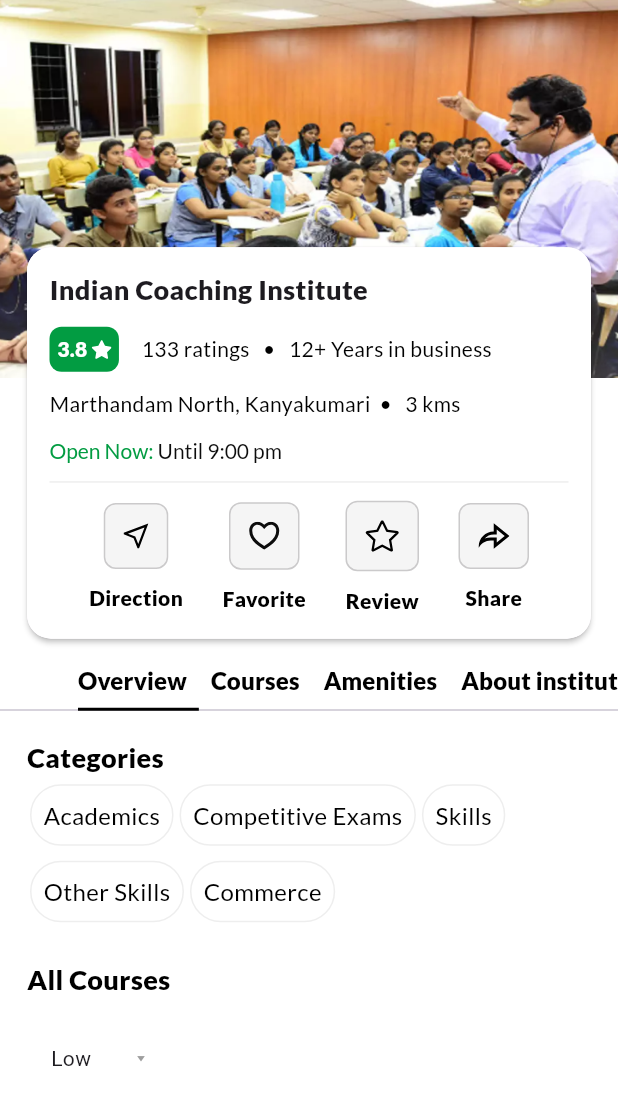
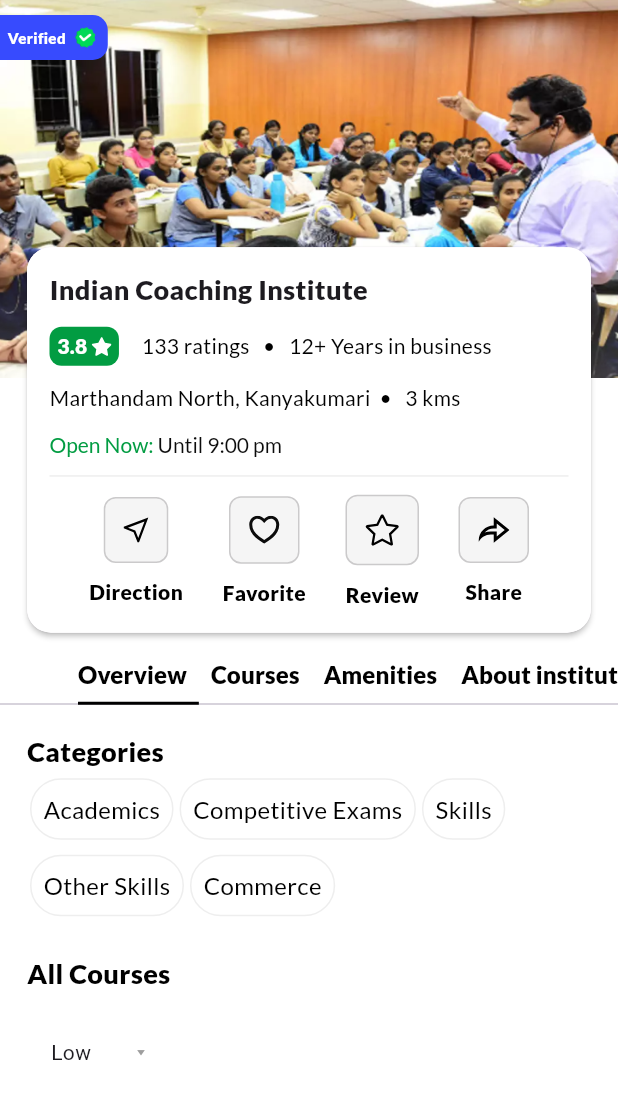
Before and after one commit to xcrescent/ostello_task, a Flutter app: the screen it shows after launch, on a phone screen of 412 x 824 dp. Shown: the top 1105 px of the screen. Run offline on Flutter 3.47's test engine with Material 3 defaults, Android fonts, the phone set to English and light mode, and no system bars; drawn by our look-alikes of contained_tab_bar_view; our stand-ins replace flutter_riverpod, flutter_svg, google_fonts; missing offline and left inert: menu_button.

Commit message:
Verified Tag Added

```diff
--- a/lib/constants/constants.dart
+++ b/lib/constants/constants.dart
@@ -3,7 +3,7 @@ import 'dart:ui';
 class Images{
   static const String basePath = "assets/images/";
   static const  coachingImage = "${basePath}coaching_image.png";
-
+  static const verifiedTag = '${basePath}verified.png';
 }
 
 class SvgImages{
--- a/lib/screens/home_page.dart
+++ b/lib/screens/home_page.dart
@@ -1,14 +1,11 @@
 import 'package:contained_tab_bar_view/contained_tab_bar_view.dart';
-import 'package:flutter/gestures.dart';
 import 'package:flutter/material.dart';
 import 'package:flutter_riverpod/flutter_riverpod.dart';
 import 'package:google_fonts/google_fonts.dart';
 import 'package:ostello_task/constants/constants.dart';
 import 'package:ostello_task/screens/tabs/overview_tab.dart';
 import 'package:ostello_task/widgets/coaching_details_widget.dart';
-
-// import 'package:scroll_navigation/misc/navigation_helpers.dart';
-// import 'package:scroll_navigation/navigation/scroll_navigation.dart';
+import 'package:ostello_task/widgets/verified_tag.dart';
 
 class HomePage extends ConsumerStatefulWidget {
   const HomePage({super.key});
@@ -34,10 +31,19 @@ class _HomePageState extends ConsumerState<HomePage> {
                     Images.coachingImage,
                     fit: BoxFit.cover,
                   ),
+                  const Padding(
+                    padding: EdgeInsets.only(top: 10.0),
+                    child: Align(
+                      widthFactor: 1,
+                      alignment: Alignment.topLeft,
+                      child: VerifiedTag(),
+                    ),
+                  ),
                   Padding(
                     padding: const EdgeInsets.symmetric(
                             vertical: 8.0, horizontal: 18)
-                        .copyWith(top: MediaQuery.of(context).size.height * 0.2),
+                        .copyWith(
+                            top: MediaQuery.of(context).size.height * 0.2),
                     child: const Align(
                       alignment: Alignment.bottomCenter,
                       child: CoachingDetailsWidget(
--- a/lib/screens/tabs/overview_tab.dart
+++ b/lib/screens/tabs/overview_tab.dart
@@ -26,6 +26,7 @@ class _OverviewTabState extends State<OverviewTab> {
       child: Column(
         mainAxisAlignment: MainAxisAlignment.start,
         crossAxisAlignment: CrossAxisAlignment.start,
+        mainAxisSize: MainAxisSize.min,
         children: [
           Text(
             'Categories',
--- a/lib/widgets/coaching_details_widget.dart
+++ b/lib/widgets/coaching_details_widget.dart
@@ -61,7 +61,7 @@ class _CoachingDetailsWidgetState extends ConsumerState<CoachingDetailsWidget> {
               mainAxisAlignment: MainAxisAlignment.start,
               children: [
                 Container(
-                  padding: const EdgeInsets.all(5),
+                  padding: const EdgeInsets.symmetric(horizontal: 5,vertical: 3),
                   decoration: BoxDecoration(
                     color: Constants.positiveRatingColor,
                     borderRadius: BorderRadius.circular(
--- /dev/null
+++ b/lib/widgets/verified_tag.dart
@@ -0,0 +1,41 @@
+import 'package:flutter/material.dart';
+import 'package:google_fonts/google_fonts.dart';
+
+import '../constants/constants.dart';
+
+class VerifiedTag extends StatelessWidget {
+  const VerifiedTag({super.key});
+
+  @override
+  Widget build(BuildContext context) {
+    return Container(
+      padding: const EdgeInsets.all(5),
+      decoration: const BoxDecoration(
+        color: Color(0xff374BFE),
+        borderRadius: BorderRadius.only(
+          topRight: Radius.circular(10),
+          bottomRight: Radius.circular(10),
+        ),
+      ),
+      child: Row(
+        mainAxisSize: MainAxisSize.min,
+        mainAxisAlignment: MainAxisAlignment.start,
+        children: [
+          Text(
+            'Verified',
+            style: GoogleFonts.lato(
+              fontSize: 10,
+              color: Colors.white,
+              fontWeight: FontWeight.w800,
+            ),
+          ),
+          const SizedBox(
+            width: 3,
+          ),
+          Image.asset(Images.verifiedTag,
+          scale: 4,),
+        ],
+      ),
+    );
+  }
+}
```
Also changed, not shown: assets/images/verified.png (added).
